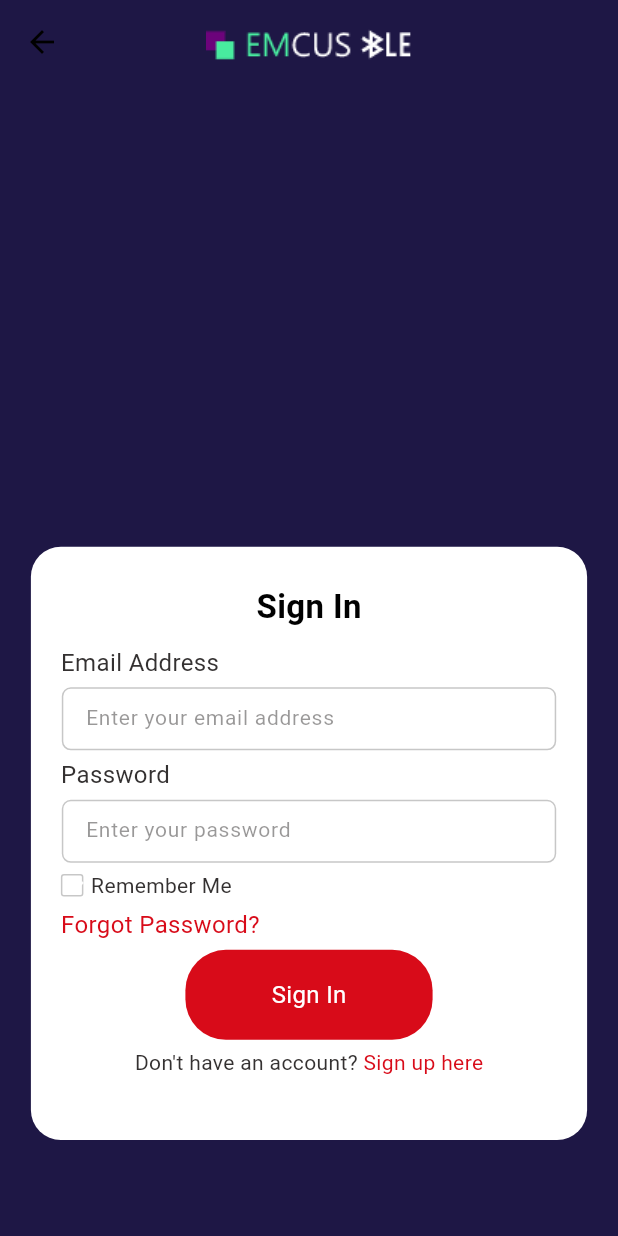
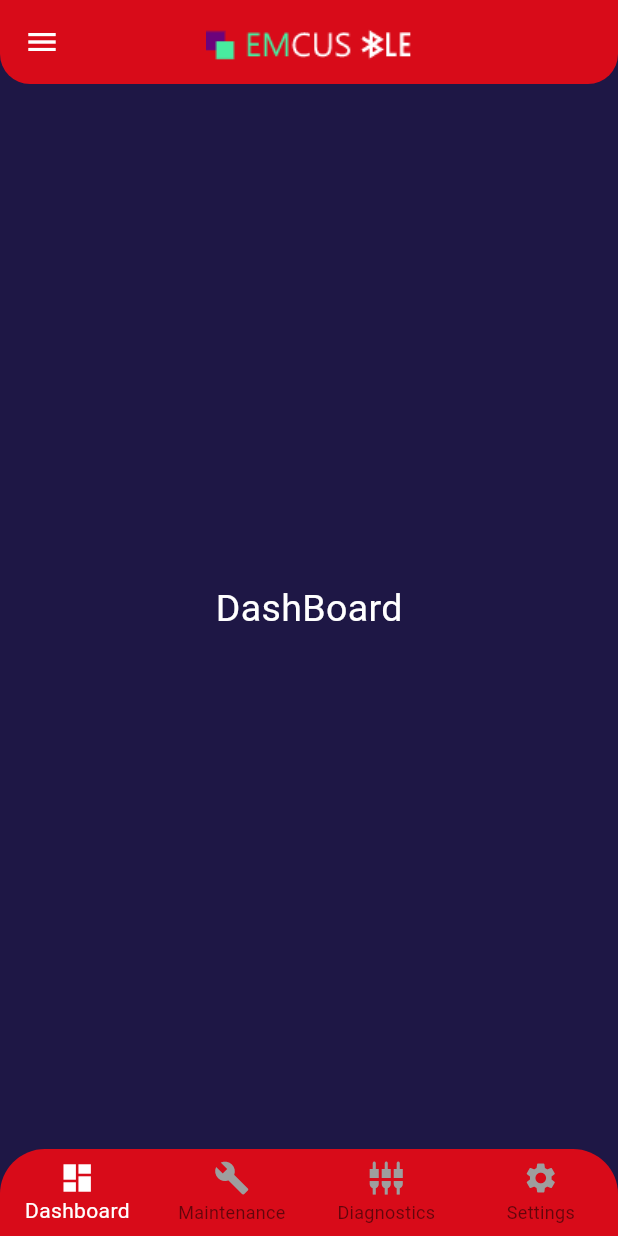
Before and after one commit to kuberanb/firebase_auth, a Flutter app: the LoginScreen screen opened directly, after a tap on "Sign In", on a phone screen of 412 x 824 dp. Run offline on Flutter 3.47's test engine with Material 3 defaults, Android fonts, the phone set to English and light mode, and no system bars.

Commit message:
ui almost done

```diff
--- a/lib/main.dart
+++ b/lib/main.dart
@@ -1,6 +1,7 @@
 import 'package:firebase_auth/provider/login/login_provider.dart';
 import 'package:firebase_auth/provider/register/register_provider.dart';
 import 'package:firebase_auth/utils/colors.dart';
+import 'package:firebase_auth/views/bottomNavigation/custom_bottom_navigation_bar.dart';
 import 'package:firebase_auth/views/login/login_screen.dart';
 import 'package:firebase_auth/views/register/register_screen.dart';
 import 'package:firebase_auth/views/splash/splash_screen.dart';
@@ -40,7 +41,7 @@ class MyApp extends StatelessWidget {
 
           useMaterial3: true,
         ),
-        home: RegisterScreen(),
+        home: SplashScreen(),
       ),
     );
   }
--- /dev/null
+++ b/lib/views/bottomNavigation/custom_bottom_navigation_bar.dart
@@ -0,0 +1,78 @@
+import 'package:flutter/material.dart';
+import 'package:firebase_auth/utils/colors.dart';
+import 'package:firebase_auth/views/dashboard/dashboard_screen.dart';
+import 'package:firebase_auth/views/diagnostics/diagnostics_screen.dart';
+import 'package:firebase_auth/views/maintenance/maintenance_screen.dart';
+import 'package:firebase_auth/views/settings/settings_screen.dart';
+
+class CustomBottomNavigationBar extends StatefulWidget {
+  @override
+  _CustomBottomNavigationBarState createState() =>
+      _CustomBottomNavigationBarState();
+}
+
+class _CustomBottomNavigationBarState extends State<CustomBottomNavigationBar> {
+  int _selectedIndex = 0;
+
+  final List<Widget> _screens = [
+    const DashBoardScreen(),
+    const MaintenanceScreen(),
+    const DiagnosticsScreen(),
+    const SettingsScreen(),
+  ];
+
+  @override
+  Widget build(BuildContext context) {
+    final screenHeight = MediaQuery.of(context).size.height;
+    final screenWidth = MediaQuery.of(context).size.width;
+    return Scaffold(
+      backgroundColor: kBackgroundColor,
+      // Remove background color from scaffold
+      body: _screens[_selectedIndex],
+      bottomNavigationBar: Container(
+        decoration: const BoxDecoration(
+          color: kMainColor,
+          borderRadius: BorderRadius.only(
+            topLeft: Radius.circular(30),
+            topRight: Radius.circular(30),
+          ),
+        ),
+        child: BottomNavigationBar(
+          elevation: 0,
+          backgroundColor:
+              Colors.transparent, // Set the background color to transparent
+          type: BottomNavigationBarType.fixed,
+          items: <BottomNavigationBarItem>[
+            BottomNavigationBarItem(
+              icon: Icon(Icons.dashboard,
+                  color: _selectedIndex == 0 ? Colors.white : Colors.grey),
+              label: 'Dashboard',
+            ),
+            BottomNavigationBarItem(
+              icon: Icon(Icons.build,
+                  color: _selectedIndex == 1 ? Colors.white : Colors.grey),
+              label: 'Maintenance',
+            ),
+            BottomNavigationBarItem(
+              icon: Icon(Icons.settings_input_component,
+                  color: _selectedIndex == 2 ? Colors.white : Colors.grey),
+              label: 'Diagnostics',
+            ),
+            BottomNavigationBarItem(
+              icon: Icon(Icons.settings,
+                  color: _selectedIndex == 3 ? Colors.white : Colors.grey),
+              label: 'Settings',
+            ),
+          ],
+          currentIndex: _selectedIndex,
+          selectedItemColor: Colors.white,
+          onTap: (index) {
+            setState(() {
+              _selectedIndex = index;
+            });
+          },
+        ),
+      ),
+    );
+  }
+}
--- /dev/null
+++ b/lib/views/commonWidgets/custom_appbar.dart
@@ -0,0 +1,72 @@
+import 'package:firebase_auth/utils/colors.dart';
+import 'package:flutter/material.dart';
+
+class CustomAppBar extends StatelessWidget implements PreferredSizeWidget {
+  const CustomAppBar({Key? key});
+
+  @override
+  Size get preferredSize => const Size.fromHeight(kToolbarHeight);
+
+  @override
+  Widget build(BuildContext context) {
+    return Container(
+      decoration: const BoxDecoration(
+        color: kMainColor, // Set your desired background color
+        borderRadius: BorderRadius.only(
+          bottomLeft: Radius.circular(20), // Adjust the radius as needed
+          bottomRight: Radius.circular(20), // Adjust the radius as needed
+        ),
+      ),
+      child: SafeArea(
+        child: AppBar(
+          backgroundColor: Colors.transparent,
+          elevation: 0,
+          shape: const RoundedRectangleBorder(
+            borderRadius: BorderRadius.only(
+              bottomLeft: Radius.circular(20), // Same as above
+              bottomRight: Radius.circular(20), // Same as above
+            ),
+          ),
+          centerTitle: true,
+          title: Image.asset(
+            'assets/images/auth_appbar_logo.png', // Replace with your image path
+            height: kToolbarHeight * 0.8, // Adjust image size as needed
+          ),
+          leading: IconButton(
+            onPressed: () {},
+            icon: const Icon(
+              Icons.menu,
+              color: kWhiteColor,
+            ),
+
+            //  Stack(
+            //   children: [
+            //     Positioned(
+            //       left: 5,
+            //       child: Container(
+            //         width: 20,
+            //         height: 2,
+            //         color: Colors.white,
+            //       ),
+            //     ),
+            //     Container(
+            //       width: 15,
+            //       height: 2,
+            //       color: Colors.white,
+            //     ),
+            //     Positioned(
+            //       right: 5,
+            //       child: Container(
+            //         width: 10,
+            //         height: 2,
+            //         color: Colors.white,
+            //       ),
+            //     ),
+            //   ],
+            // ),
+          ),
+        ),
+      ),
+    );
+  }
+}
--- /dev/null
+++ b/lib/views/dashboard/dashboard_screen.dart
@@ -0,0 +1,38 @@
+import 'package:firebase_auth/utils/colors.dart';
+import 'package:firebase_auth/utils/constants.dart';
+import 'package:firebase_auth/views/commonWidgets/custom_appbar.dart';
+import 'package:flutter/material.dart';
+
+class DashBoardScreen extends StatelessWidget {
+  const DashBoardScreen({super.key});
+
+  @override
+  Widget build(BuildContext context) {
+    final screenHeight = MediaQuery.of(context).size.height;
+    final screenWidth = MediaQuery.of(context).size.width;
+    return Scaffold(
+      backgroundColor: kBackgroundColor,
+      appBar: CustomAppBar(),
+      body: SingleChildScrollView(
+        child: SizedBox(
+          height: .85 * screenHeight,
+          width: screenWidth,
+          child: const Column(
+            mainAxisAlignment: MainAxisAlignment.center,
+            crossAxisAlignment: CrossAxisAlignment.center,
+            children: [
+              Text(
+                "DashBoard",
+                style: TextStyle(
+                  color: kWhiteColor,
+                  fontSize: 25,
+                  fontFamily: fontFamilName,
+                ),
+              ),
+            ],
+          ),
+        ),
+      ),
+    );
+  }
+}
--- a/lib/views/login/login_screen.dart
+++ b/lib/views/login/login_screen.dart
@@ -1,9 +1,11 @@
 import 'package:firebase_auth/provider/login/login_provider.dart';
 import 'package:firebase_auth/utils/colors.dart';
 import 'package:firebase_auth/utils/constants.dart';
-import 'package:firebase_auth/views/common_widgets/auth_app_bar.dart';
-import 'package:firebase_auth/views/common_widgets/custom_button.dart';
-import 'package:firebase_auth/views/common_widgets/custom_text_form_field.dart';
+import 'package:firebase_auth/views/bottomNavigation/custom_bottom_navigation_bar.dart';
+import 'package:firebase_auth/views/commonWidgets/auth_app_bar.dart';
+import 'package:firebase_auth/views/commonWidgets/custom_button.dart';
+import 'package:firebase_auth/views/commonWidgets/custom_text_form_field.dart';
+import 'package:firebase_auth/views/register/register_screen.dart';
 import 'package:flutter/cupertino.dart';
 import 'package:flutter/material.dart';
 import 'package:flutter/widgets.dart';
@@ -120,7 +122,12 @@ class LoginScreen extends StatelessWidget {
                                       height: 60,
                                       width: .4 * screenWidth,
                                       buttonText: "Sign In",
-                                      onClickFunction: () {}),
+                                      onClickFunction: () {
+                                        Navigator.of(context).push(
+                                            MaterialPageRoute(
+                                                builder: (context) =>
+                                                    CustomBottomNavigationBar()));
+                                      }),
                                 ],
                               ),
                               kHeight5,
@@ -135,7 +142,12 @@ class LoginScreen extends StatelessWidget {
                                     ),
                                   ),
                                   InkWell(
-                                    onTap: () {},
+                                    onTap: () {
+                                      Navigator.of(context).push(
+                                          MaterialPageRoute(
+                                              builder: (context) =>
+                                                  RegisterScreen()));
+                                    },
                                     child: const Text(
                                       "Sign up here",
                                       style: TextStyle(
--- a/lib/views/register/register_screen.dart
+++ b/lib/views/register/register_screen.dart
@@ -1,9 +1,9 @@
 import 'package:firebase_auth/provider/register/register_provider.dart';
 import 'package:firebase_auth/utils/colors.dart';
 import 'package:firebase_auth/utils/constants.dart';
-import 'package:firebase_auth/views/common_widgets/auth_app_bar.dart';
-import 'package:firebase_auth/views/common_widgets/custom_button.dart';
-import 'package:firebase_auth/views/common_widgets/custom_text_form_field.dart';
+import 'package:firebase_auth/views/commonWidgets/auth_app_bar.dart';
+import 'package:firebase_auth/views/commonWidgets/custom_button.dart';
+import 'package:firebase_auth/views/commonWidgets/custom_text_form_field.dart';
 import 'package:flutter/material.dart';
 import 'package:flutter/widgets.dart';
 import 'package:provider/provider.dart';
```
Also changed, not shown: lib/views/diagnostics/diagnostics_screen.dart (added, +38 -0 lines), lib/views/maintenance/maintenance_screen.dart (added, +38 -0 lines), lib/views/settings/settings_screen.dart (added, +48 -0 lines), lib/views/splash/splash_screen.dart (+26 -1 lines), lib/views/commonWidgets/auth_app_bar.dart (renamed from lib/views/common_widgets/auth_app_bar.dart), lib/views/commonWidgets/custom_button.dart (renamed from lib/views/common_widgets/custom_button.dart), lib/views/commonWidgets/custom_text_form_field.dart (renamed from lib/views/common_widgets/custom_text_form_field.dart).
